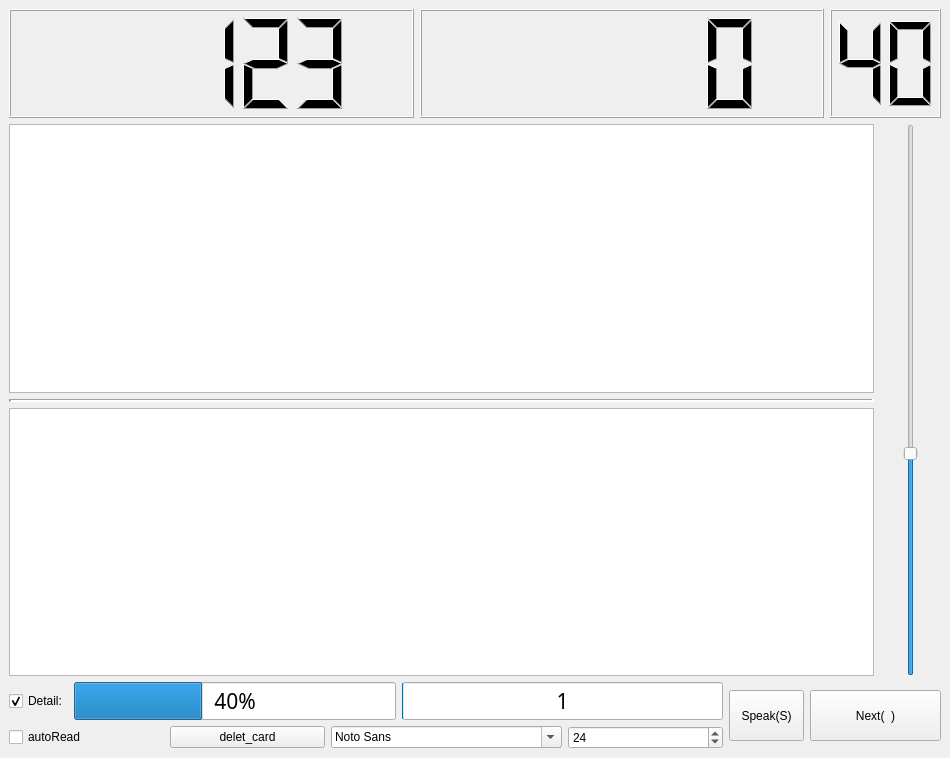
Above: src/UI/review.ui from zpb911km/Linear_Memo before the change. Below: the same form after it.
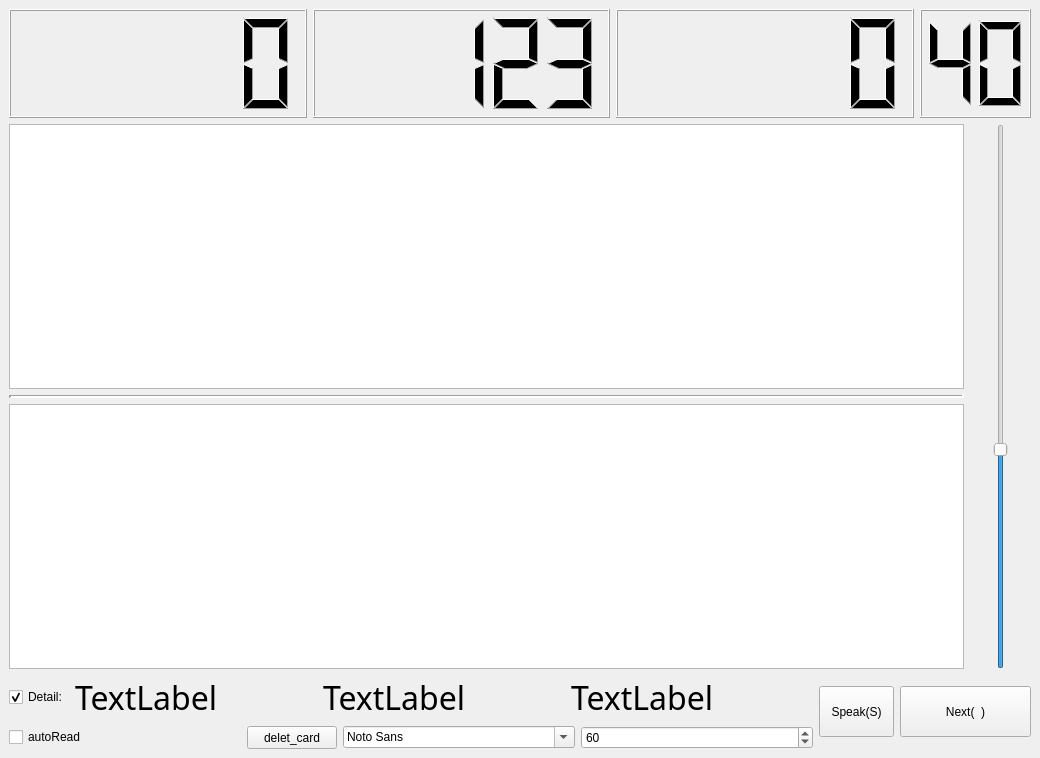
That is the form after the change.

Patch:
```diff
--- a/src/UI/review.ui
+++ b/src/UI/review.ui
@@ -6,7 +6,7 @@
    <rect>
     <x>0</x>
     <y>0</y>
-    <width>950</width>
+    <width>1040</width>
     <height>758</height>
    </rect>
   </property>
@@ -17,6 +17,9 @@
    <layout class="QVBoxLayout" name="verticalLayout_3">
     <item>
      <layout class="QHBoxLayout" name="horizontalLayout">
+      <item>
+       <widget class="QLCDNumber" name="lcdNumber_4"/>
+      </item>
       <item>
        <widget class="QLCDNumber" name="lcdNumber">
         <property name="smallDecimalPoint">
@@ -88,7 +91,7 @@
           <property name="font">
            <font>
             <family>Unifont</family>
-            <pointsize>24</pointsize>
+            <pointsize>60</pointsize>
            </font>
           </property>
           <property name="focusPolicy">
@@ -111,7 +114,7 @@
           <property name="font">
            <font>
             <family>Unifont</family>
-            <pointsize>24</pointsize>
+            <pointsize>60</pointsize>
            </font>
           </property>
          </widget>
@@ -143,13 +146,19 @@
      </layout>
     </item>
     <item>
-     <layout class="QHBoxLayout" name="horizontalLayout_4">
+     <layout class="QHBoxLayout" name="horizontalLayout_6">
       <item>
        <layout class="QVBoxLayout" name="verticalLayout">
         <item>
-         <layout class="QHBoxLayout" name="horizontalLayout_2">
+         <layout class="QHBoxLayout" name="horizontalLayout_4">
           <item>
            <widget class="QCheckBox" name="checkBox">
+            <property name="maximumSize">
+             <size>
+              <width>60</width>
+              <height>20</height>
+             </size>
+            </property>
             <property name="text">
              <string>Detail:</string>
             </property>
@@ -159,39 +168,53 @@
            </widget>
           </item>
           <item>
-           <widget class="QProgressBar" name="progressBar_2">
+           <layout class="QHBoxLayout" name="horizontalLayout_2">
+            <item>
+             <widget class="QLabel" name="label_2">
+              <property name="minimumSize">
+               <size>
+                <width>0</width>
+                <height>31</height>
+               </size>
+              </property>
             <property name="font">
              <font>
               <family>delta</family>
-              <pointsize>16</pointsize>
-             </font>
-            </property>
-            <property name="value">
-             <number>40</number>
+                <pointsize>24</pointsize>
+               </font>
+              </property>
+              <property name="text">
+               <string>TextLabel</string>
             </property>
            </widget>
           </item>
           <item>
-           <widget class="QProgressBar" name="progressBar">
+             <widget class="QLabel" name="label">
             <property name="font">
              <font>
               <family>delta</family>
-              <pointsize>16</pointsize>
-             </font>
-            </property>
-            <property name="maximum">
-             <number>300</number>
-            </property>
-            <property name="value">
-             <number>1</number>
-            </property>
-            <property name="orientation">
-             <enum>Qt::Horizontal</enum>
-            </property>
-            <property name="format">
-             <string>%v</string>
-            </property>
-           </widget>
+                <pointsize>24</pointsize>
+               </font>
+              </property>
+              <property name="text">
+               <string>TextLabel</string>
+              </property>
+             </widget>
+            </item>
+            <item>
+             <widget class="QLabel" name="label_3">
+              <property name="font">
+               <font>
+                <family>delta</family>
+                <pointsize>24</pointsize>
+               </font>
+              </property>
+              <property name="text">
+               <string>TextLabel</string>
+              </property>
+             </widget>
+            </item>
+           </layout>
           </item>
          </layout>
         </item>
@@ -206,6 +229,12 @@
           </item>
           <item>
            <widget class="QPushButton" name="pushButton_3">
+            <property name="maximumSize">
+             <size>
+              <width>90</width>
+              <height>24</height>
+             </size>
+            </property>
             <property name="text">
              <string>delet_card</string>
             </property>
@@ -223,7 +252,7 @@
           <item>
            <widget class="QSpinBox" name="spinBox">
             <property name="value">
-             <number>24</number>
+             <number>60</number>
             </property>
            </widget>
           </item>
@@ -233,6 +262,12 @@
       </item>
       <item>
        <widget class="QPushButton" name="pushButton">
+        <property name="minimumSize">
+         <size>
+          <width>75</width>
+          <height>51</height>
+         </size>
+        </property>
         <property name="maximumSize">
          <size>
           <width>75</width>
```
Left out of the diff: 2 changed lines with no effect on the pictures. Lines whose indentation alone changed are shown as unchanged.
